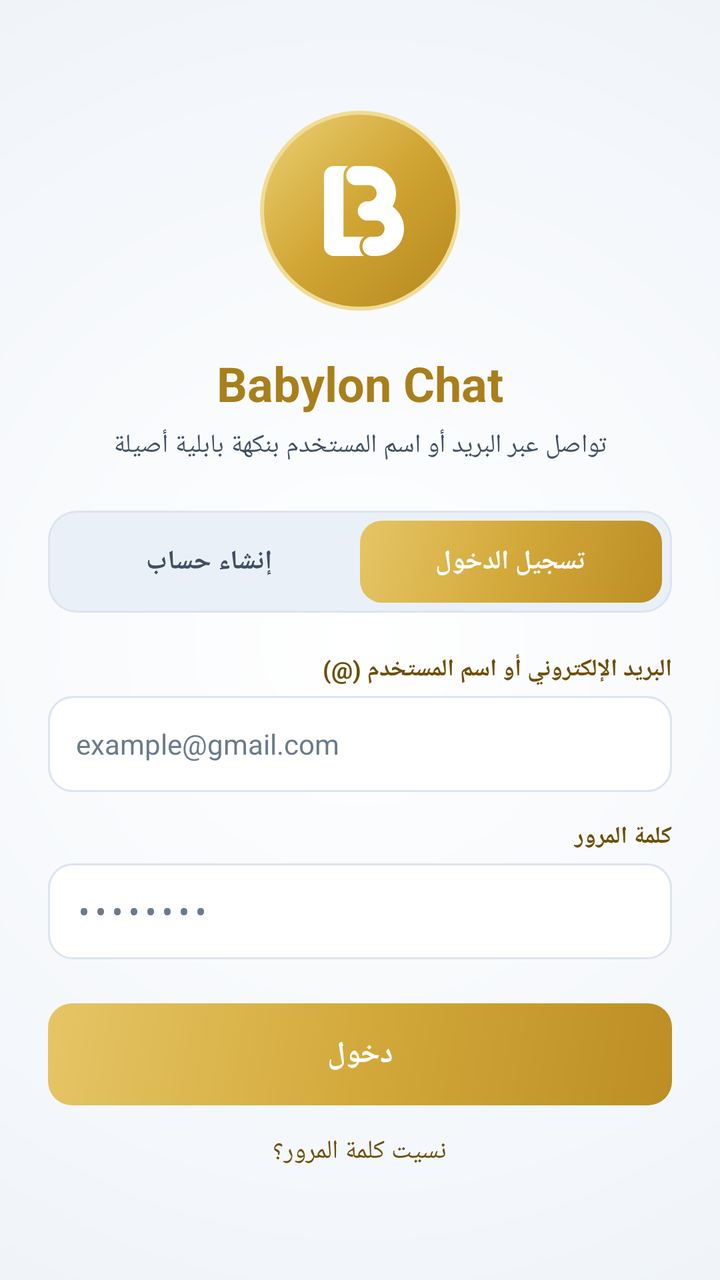
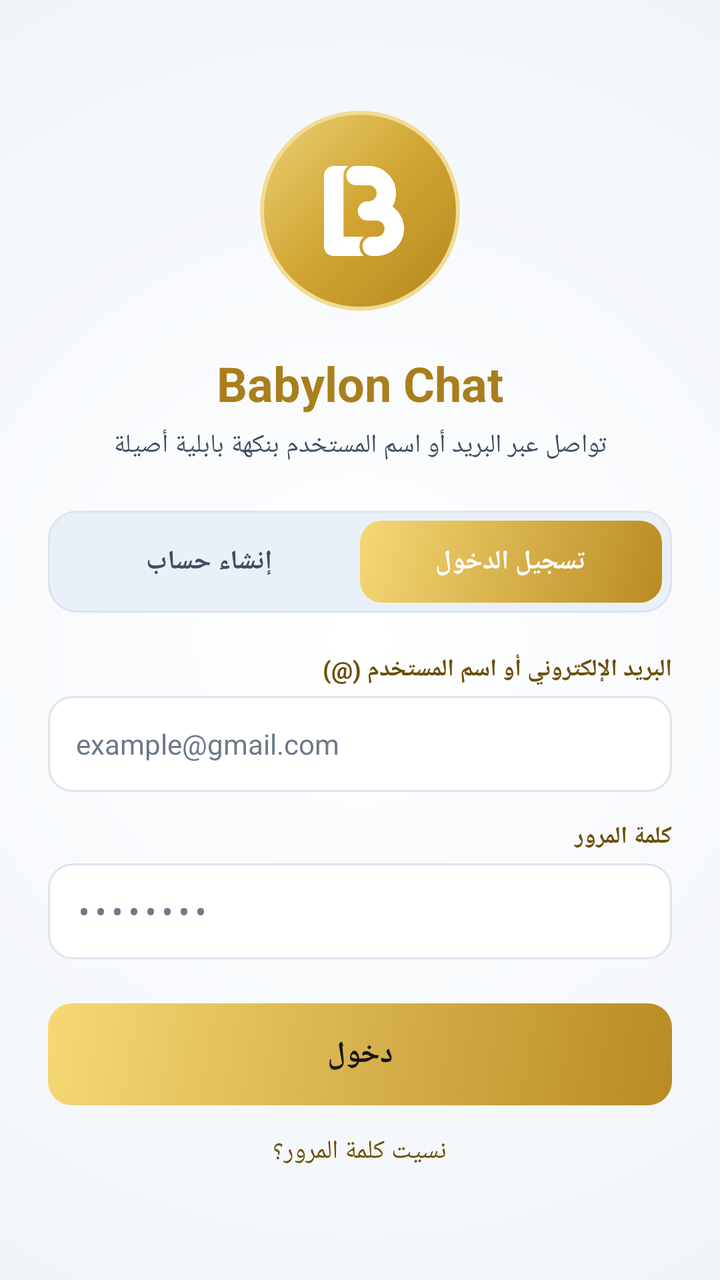

Screens rendered from an Android XML layout before and after an edit, with the pre-edit source and the edit as a unified diff.
<!-- AndroidManifest.xml: activity theme NoActionBar -->
<!-- res/layout/main2.xml -->
<ScrollView
 android:scrollbars="none"
	xmlns:android="http://schemas.android.com/apk/res/android"
	xmlns:app="http://schemas.android.com/apk/res-auto"
	xmlns:tools="http://schemas.android.com/tools"
	android:id="@+id/root"
	android:layout_width="match_parent"
	android:layout_height="match_parent"
	android:background="@drawable/bg_screen"
	android:fillViewport="true"
	android:layoutDirection="rtl">
	<LinearLayout
		android:id="@+id/linear26"
		android:layout_width="match_parent"
		android:layout_height="match_parent"
		android:paddingLeft="24dp"
		android:paddingTop="30dp"
		android:paddingRight="24dp"
		android:paddingBottom="30dp"
		android:gravity="center_horizontal|center_vertical"
		android:orientation="vertical">
		<LinearLayout
			android:id="@+id/logo_circle"
			android:layout_width="100dp"
			android:layout_height="100dp"
			android:background="@drawable/bg_logo"
			android:gravity="center_horizontal|center_vertical"
			android:orientation="vertical">
			<ImageView
				android:id="@+id/logo_img"
				android:layout_width="40dp"
				android:layout_height="46dp"
				android:src="@drawable/logo_vector"
				android:scaleType="fitCenter"
				android:translationX="2.0dp" />
		</LinearLayout>
		<TextView
			android:id="@+id/title"
			android:layout_width="wrap_content"
			android:layout_height="wrap_content"
			android:layout_marginTop="20dp"
			android:text="Babylon Chat"
			android:textSize="24sp"
			android:textStyle="bold"
			android:textColor="#A97F1C" />
		<TextView
			android:id="@+id/subtitle"
			android:layout_width="wrap_content"
			android:layout_height="wrap_content"
			android:layout_marginTop="6dp"
			android:gravity="center_horizontal|center_vertical"
			android:text="تواصل عبر البريد أو اسم المستخدم بنكهة بابلية أصيلة"
			android:textSize="13sp"
			android:textColor="#3F4F63" />
		<LinearLayout
			android:id="@+id/tabs"
			android:layout_width="match_parent"
			android:layout_height="51dp"
			android:layout_marginTop="24dp"
			android:padding="5dp"
			android:background="@drawable/bg_tab_container"
			android:orientation="horizontal">
			<TextView
				android:id="@+id/tab_login"
				android:layout_width="0dp"
				android:layout_height="match_parent"
				android:background="@drawable/bg_tab_active"
				android:gravity="center_horizontal|center_vertical"
				android:text="تسجيل الدخول"
				android:textStyle="bold"
				android:textColor="#FFFFFF"
				android:layout_weight="1"
				android:textSize="13.33sp" />
			<TextView
				android:id="@+id/tab_register"
				android:layout_width="0dp"
				android:layout_height="match_parent"
				android:gravity="center_horizontal|center_vertical"
				android:text="إنشاء حساب"
				android:textStyle="bold"
				android:textColor="#3F4F63"
				android:layout_weight="1"
				android:textSize="13.33sp" />
		</LinearLayout>
		<LinearLayout
			android:id="@+id/login_form"
			android:layout_width="match_parent"
			android:layout_height="wrap_content"
			android:orientation="vertical"
			android:visibility="visible">
			<TextView
				android:id="@+id/label_user"
				android:layout_width="match_parent"
				android:layout_height="wrap_content"
				android:layout_marginTop="20dp"
				android:gravity="right"
				android:text="البريد الإلكتروني أو اسم المستخدم (\@)"
				android:textSize="12sp"
				android:textStyle="bold"
				android:textColor="#6B4F08" />
			<EditText
				android:id="@+id/edit_user"
				android:layout_width="match_parent"
				android:layout_height="48dp"
				android:layout_marginTop="5dp"
				android:paddingLeft="14dp"
				android:paddingRight="14dp"
				android:background="@drawable/bg_input"
				android:gravity="left|center_vertical"
				android:textSize="14sp"
				android:textColor="#17212B"
				android:hint="example\@gmail.com"
				android:textColorHint="#6B7A8C"
				android:singleLine="true"
				android:inputType="textEmailAddress" />
			<TextView
				android:id="@+id/label_pass"
				android:layout_width="match_parent"
				android:layout_height="wrap_content"
				android:layout_marginTop="14dp"
				android:gravity="right"
				android:text="كلمة المرور"
				android:textSize="12sp"
				android:textStyle="bold"
				android:textColor="#6B4F08" />
			<EditText
				android:id="@+id/edit_pass"
				android:layout_width="match_parent"
				android:layout_height="48dp"
				android:layout_marginTop="5dp"
				android:paddingLeft="14dp"
				android:paddingRight="14dp"
				android:background="@drawable/bg_input"
				android:gravity="left|center_vertical"
				android:textSize="14sp"
				android:textColor="#17212B"
				android:hint="••••••••"
				android:textColorHint="#6B7A8C"
				android:singleLine="true"
				android:inputType="textPassword" />
			<TextView
				android:id="@+id/btn_login"
				android:layout_width="match_parent"
				android:layout_height="51dp"
				android:layout_marginTop="22dp"
				android:background="@drawable/bg_button"
				android:gravity="center_horizontal|center_vertical"
				android:text="دخول"
				android:textSize="15sp"
				android:textStyle="bold"
				android:textColor="#FFFFFF"
				android:focusable="true" />
			<TextView
				android:id="@+id/btn_forgot"
				android:layout_width="wrap_content"
				android:layout_height="wrap_content"
				android:layout_marginTop="14dp"
				android:text="نسيت كلمة المرور؟"
				android:textSize="13sp"
				android:textColor="#6B4F08"
				android:layout_gravity="center_horizontal"
				android:focusable="true" />
		</LinearLayout>
		<LinearLayout
			android:id="@+id/register_form"
			android:layout_width="match_parent"
			android:layout_height="wrap_content"
			android:orientation="vertical"
			android:visibility="gone">
			<TextView
				android:id="@+id/label_name"
				android:layout_width="match_parent"
				android:layout_height="wrap_content"
				android:layout_marginTop="20dp"
				android:gravity="right"
				android:text="اسم العرض (الاسم الشخصي)"
				android:textSize="12sp"
				android:textStyle="bold"
				android:textColor="#6B4F08" />
			<EditText
				android:id="@+id/edit_name"
				android:layout_width="match_parent"
				android:layout_height="48dp"
				android:layout_marginTop="5dp"
				android:paddingLeft="14dp"
				android:paddingRight="14dp"
				android:background="@drawable/bg_input"
				android:gravity="left|center_vertical"
				android:textSize="14sp"
				android:textColor="#17212B"
				android:hint="Your Name"
				android:textColorHint="#6B7A8C"
				android:singleLine="true"
				android:inputType="textPersonName" />
			<TextView
				android:id="@+id/label_username"
				android:layout_width="match_parent"
				android:layout_height="wrap_content"
				android:layout_marginTop="14dp"
				android:gravity="right"
				android:text="اسم المستخدم (5 أحرف فأكثر)"
				android:textSize="12sp"
				android:textStyle="bold"
				android:textColor="#6B4F08" />
			<EditText
				android:id="@+id/edit_username"
				android:layout_width="match_parent"
				android:layout_height="48dp"
				android:layout_marginTop="5dp"
				android:paddingLeft="14dp"
				android:paddingRight="14dp"
				android:background="@drawable/bg_input"
				android:gravity="left|center_vertical"
				android:textSize="14sp"
				android:textColor="#17212B"
				android:hint="Username"
				android:textColorHint="#6B7A8C"
				android:singleLine="true" />
			<TextView
				android:id="@+id/label_email"
				android:layout_width="match_parent"
				android:layout_height="wrap_content"
				android:layout_marginTop="14dp"
				android:gravity="right"
				android:text="البريد الإلكتروني"
				android:textSize="12sp"
				android:textStyle="bold"
				android:textColor="#6B4F08" />
			<EditText
				android:id="@+id/edit_email"
				android:layout_width="match_parent"
				android:layout_height="48dp"
				android:layout_marginTop="5dp"
				android:paddingLeft="14dp"
				android:paddingRight="14dp"
				android:background="@drawable/bg_input"
				android:gravity="left|center_vertical"
				android:textSize="14sp"
				android:textColor="#17212B"
				android:hint="example\@gmail.com"
				android:textColorHint="#6B7A8C"
				android:singleLine="true"
				android:inputType="textEmailAddress" />
			<TextView
				android:id="@+id/label_reg_pass"
				android:layout_width="match_parent"
				android:layout_height="wrap_content"
				android:layout_marginTop="14dp"
				android:gravity="right"
				android:text="كلمة المرور"
				android:textSize="12sp"
				android:textStyle="bold"
				android:textColor="#6B4F08" />
			<EditText
				android:id="@+id/edit_reg_pass"
				android:layout_width="match_parent"
				android:layout_height="48dp"
				android:layout_marginTop="5dp"
				android:paddingLeft="14dp"
				android:paddingRight="14dp"
				android:background="@drawable/bg_input"
				android:gravity="left|center_vertical"
				android:textSize="14sp"
				android:textColor="#17212B"
				android:hint="6 أحرف على الأقل"
				android:textColorHint="#6B7A8C"
				android:singleLine="true"
				android:inputType="textPassword" />
			<TextView
				android:id="@+id/btn_register"
				android:layout_width="match_parent"
				android:layout_height="51dp"
				android:layout_marginTop="22dp"
				android:background="@drawable/bg_button"
				android:gravity="center_horizontal|center_vertical"
				android:text="تسجيل حساب جديد"
				android:textSize="15sp"
				android:textStyle="bold"
				android:textColor="#FFFFFF"
				android:focusable="true" />
		</LinearLayout>
	</LinearLayout>
</ScrollView>
<!-- resources referenced by this layout -->
<resources>
  <!-- drawable bg_button (drawable) -->
  <?xml version="1.0" encoding="utf-8"?>
  <shape xmlns:android="http://schemas.android.com/apk/res/android" android:shape="rectangle">
      <gradient
          android:angle="315"
          android:startColor="#E6C566"
          android:centerColor="#D3A93B"
          android:endColor="#BC8E24" />
      <corners android:radius="12dp" />
  </shape>
  <!-- drawable bg_input (drawable) -->
  <?xml version="1.0" encoding="utf-8"?>
  <shape xmlns:android="http://schemas.android.com/apk/res/android" android:shape="rectangle">
      <solid android:color="#FFFFFF" />
      <stroke android:width="1dp" android:color="#DCE4EE" />
      <corners android:radius="12dp" />
  </shape>
  <!-- drawable bg_logo (drawable) -->
  <?xml version="1.0" encoding="utf-8"?>
  <shape xmlns:android="http://schemas.android.com/apk/res/android" android:shape="oval">
      <gradient
          android:angle="315"
          android:startColor="#ECD176"
          android:centerColor="#D0A533"
          android:endColor="#B4871D" />
      <stroke android:width="2dp" android:color="#F0DC95" />
  </shape>
  <!-- drawable bg_screen (drawable) -->
  <?xml version="1.0" encoding="utf-8"?>
  <shape xmlns:android="http://schemas.android.com/apk/res/android" android:shape="rectangle">
      
      <gradient
          android:type="radial"
          android:centerX="0.5"
          android:centerY="0.5"
          android:gradientRadius="120%p"
          android:startColor="#FFFFFF"
          android:endColor="#EDF2F8" />
  </shape>
  <!-- drawable bg_tab_active (drawable) -->
  <?xml version="1.0" encoding="utf-8"?>
  <shape xmlns:android="http://schemas.android.com/apk/res/android" android:shape="rectangle">
      <gradient
          android:angle="315"
          android:startColor="#E6C566"
          android:centerColor="#D3A93B"
          android:endColor="#BC8E24" />
      <corners android:radius="11dp" />
  </shape>
  <!-- drawable bg_tab_container (drawable) -->
  <?xml version="1.0" encoding="utf-8"?>
  <shape xmlns:android="http://schemas.android.com/apk/res/android" android:shape="rectangle">
      <solid android:color="#EAF0F7" />
      <stroke android:width="1dp" android:color="#DCE4EE" />
      <corners android:radius="14dp" />
  </shape>
  <!-- drawable logo_vector: vector/xml drawable (drawable, 4453 chars, omitted) -->
  <style name="NoActionBar" parent="@android:style/Theme.Material.Light.NoActionBar">
  		<item name="android:colorPrimary">@color/colorPrimary</item>
  		<item name="android:colorPrimaryDark">@color/colorPrimaryDark</item>
  		<item name="android:colorAccent">@color/colorAccent</item>
  		<item name="android:colorControlHighlight">@color/colorControlHighlight</item>
  		<item name="android:colorControlNormal">@color/colorControlNormal</item>
  		<item name="android:buttonStyle">@style/FlatButton</item>
  	</style>
  <color name="colorPrimary">#F57C00</color>
  <color name="colorPrimaryDark">#E65100</color>
  <color name="colorAccent">#03DAC5</color>
  <color name="colorControlHighlight">#FFF3E0</color>
  <color name="colorControlNormal">#BDBDBD</color>
  <style name="FlatButton" parent="@android:style/Widget.Material.Button">
  		<item name="android:stateListAnimator">@null</item>
  		<item name="android:elevation">0dp</item>
  	</style>
</resources>

<!-- the commit's change to res/layout/main2.xml (unified diff, before → after) -->
@@ -148,7 +148,7 @@
 				android:text="دخول"
 				android:textSize="15sp"
 				android:textStyle="bold"
-				android:textColor="#FFFFFF"
+				android:textColor="#171717"
 				android:focusable="true" />
 			<TextView
 				android:id="@+id/btn_forgot"
@@ -276,7 +276,7 @@
 				android:text="تسجيل حساب جديد"
 				android:textSize="15sp"
 				android:textStyle="bold"
-				android:textColor="#FFFFFF"
+				android:textColor="#171717"
 				android:focusable="true" />
 		</LinearLayout>
 	</LinearLayout>
<!-- resource entries referenced after the edit -->
@@ -5,9 +5,8 @@
   <shape xmlns:android="http://schemas.android.com/apk/res/android" android:shape="rectangle">
       <gradient
           android:angle="315"
-          android:startColor="#E6C566"
-          android:centerColor="#D3A93B"
-          android:endColor="#BC8E24" />
+          android:startColor="#F5D875"
+          android:endColor="#B98B23" />
       <corners android:radius="12dp" />
   </shape>
   <!-- drawable bg_input (drawable) -->
@@ -44,9 +43,8 @@
   <shape xmlns:android="http://schemas.android.com/apk/res/android" android:shape="rectangle">
       <gradient
           android:angle="315"
-          android:startColor="#E6C566"
-          android:centerColor="#D3A93B"
-          android:endColor="#BC8E24" />
+          android:startColor="#F5D875"
+          android:endColor="#B98B23" />
       <corners android:radius="11dp" />
   </shape>
   <!-- drawable bg_tab_container (drawable) -->
